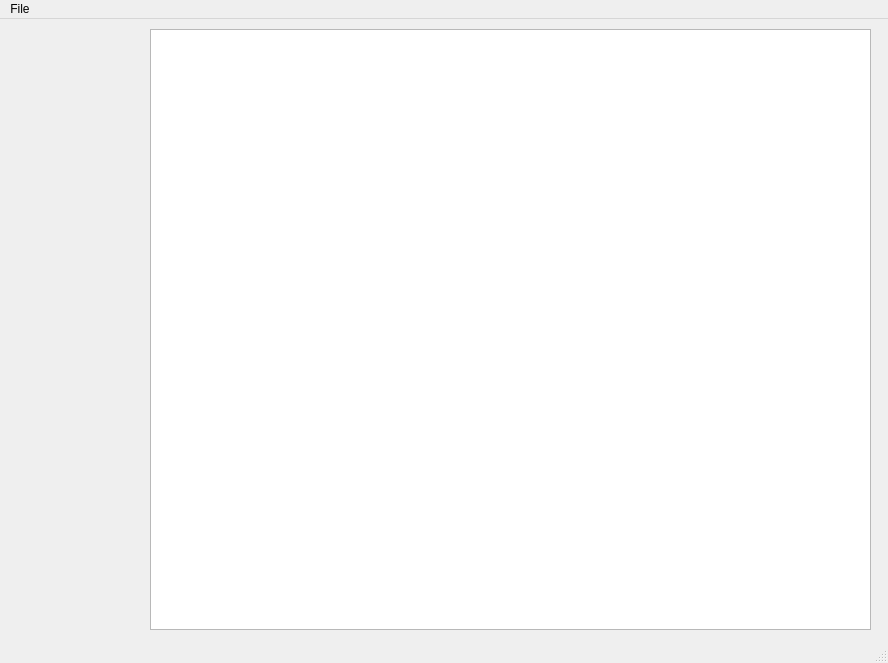
First picture: the form in mainwindow.ui, repository CrystalSplitter/stnview, before the edit.
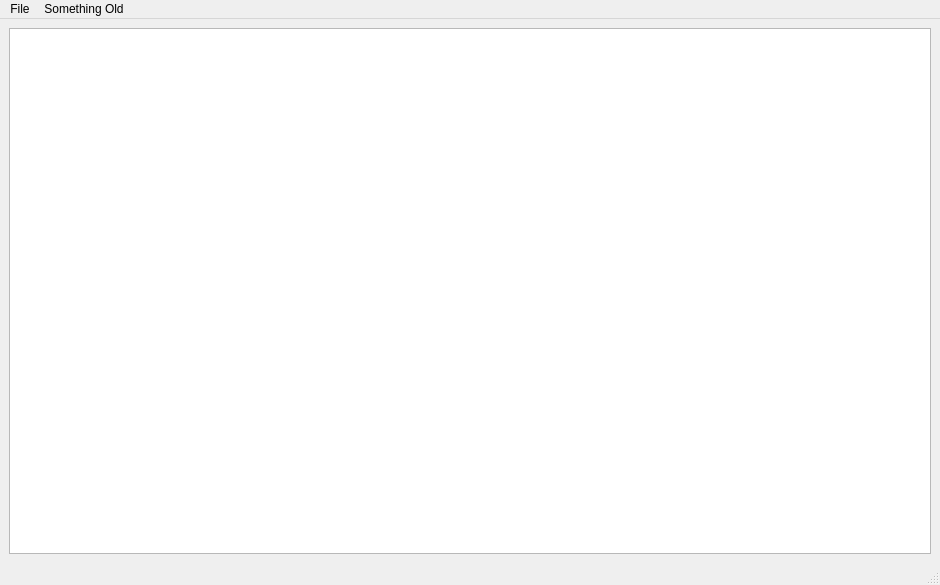
Second picture: the form after the edit.

```diff
--- a/mainwindow.ui
+++ b/mainwindow.ui
@@ -9,10 +9,16 @@
    <rect>
     <x>0</x>
     <y>0</y>
-    <width>888</width>
-    <height>663</height>
+    <width>940</width>
+    <height>585</height>
    </rect>
   </property>
+  <property name="sizePolicy">
+   <sizepolicy hsizetype="Expanding" vsizetype="Expanding">
+    <horstretch>0</horstretch>
+    <verstretch>0</verstretch>
+   </sizepolicy>
+  </property>
   <property name="windowTitle">
    <string>MainWindow</string>
   </property>
@@ -20,68 +26,52 @@
    <property name="enabled">
     <bool>true</bool>
    </property>
+   <property name="sizePolicy">
+    <sizepolicy hsizetype="Expanding" vsizetype="Expanding">
+     <horstretch>0</horstretch>
+     <verstretch>0</verstretch>
+    </sizepolicy>
+   </property>
    <property name="cursor">
     <cursorShape>ArrowCursor</cursorShape>
    </property>
    <property name="focusPolicy">
     <enum>Qt::ClickFocus</enum>
    </property>
+   <layout class="QHBoxLayout" name="horizontalLayout">
+    <item>
    <widget class="QGraphicsView" name="myGraphicsView">
-    <property name="enabled">
-     <bool>true</bool>
-    </property>
-    <property name="geometry">
-     <rect>
-      <x>150</x>
-      <y>10</y>
-      <width>721</width>
-      <height>601</height>
-     </rect>
-    </property>
-    <property name="sizePolicy">
-     <sizepolicy hsizetype="Expanding" vsizetype="Expanding">
-      <horstretch>0</horstretch>
-      <verstretch>0</verstretch>
-     </sizepolicy>
-    </property>
-    <property name="frameShape">
-     <enum>QFrame::StyledPanel</enum>
-    </property>
-    <property name="frameShadow">
-     <enum>QFrame::Raised</enum>
-    </property>
-    <property name="lineWidth">
-     <number>4</number>
-    </property>
-    <property name="midLineWidth">
-     <number>3</number>
-    </property>
     <property name="verticalScrollBarPolicy">
      <enum>Qt::ScrollBarAlwaysOff</enum>
     </property>
     <property name="horizontalScrollBarPolicy">
      <enum>Qt::ScrollBarAlwaysOff</enum>
     </property>
-    <property name="renderHints">
-     <set>QPainter::Antialiasing|QPainter::TextAntialiasing</set>
-    </property>
-   </widget>
+     </widget>
+    </item>
+   </layout>
   </widget>
   <widget class="QMenuBar" name="menubar">
    <property name="geometry">
     <rect>
      <x>0</x>
      <y>0</y>
-     <width>888</width>
+     <width>940</width>
      <height>22</height>
     </rect>
    </property>
+   <widget class="QMenu" name="menuSomething_New">
+    <property name="title">
+     <string>Something Old</string>
+    </property>
+   </widget>
    <widget class="QMenu" name="menuFile">
     <property name="title">
      <string>File</string>
     </property>
    </widget>
    <addaction name="menuFile"/>
+   <addaction name="menuSomething_New"/>
   </widget>
   <widget class="QStatusBar" name="statusbar"/>
  </widget>
```
Lines whose indentation alone changed are shown as unchanged.
